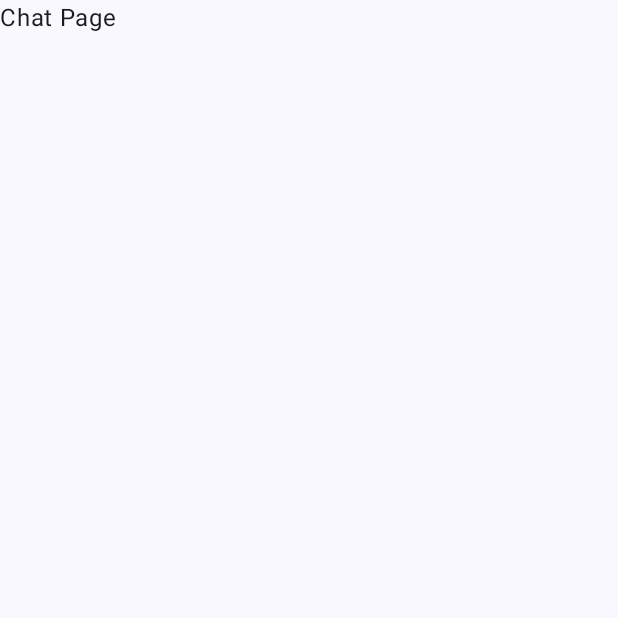
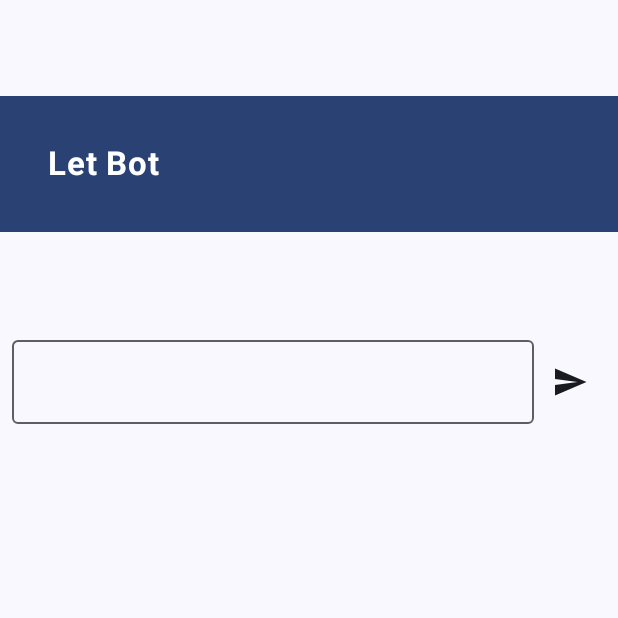
Before and after one commit to 13getid/LetBot-, an Android app built with Jetpack Compose: the screen it shows after launch (MainActivity), on a phone screen of 412 x 824 dp, the top half of it. Before the commit the part shown is almost empty. Run offline under Robolectric (Android 15) with nearby library versions, the phone set to English and light mode, and no system bars.

Commit message:
Initial Commit

```diff
--- a/app/src/main/java/com/example/letbot/ChatPage.kt
+++ b/app/src/main/java/com/example/letbot/ChatPage.kt
@@ -1,10 +1,82 @@
 package com.example.letbot
 
+import android.app.Application
+import android.appwidget.AppWidgetHost
+import android.os.Message
+import androidx.compose.foundation.background
+import androidx.compose.foundation.layout.Box
+import androidx.compose.foundation.layout.Column
+import androidx.compose.foundation.layout.Row
+import androidx.compose.foundation.layout.fillMaxSize
+import androidx.compose.foundation.layout.fillMaxWidth
+import androidx.compose.foundation.layout.height
+import androidx.compose.foundation.layout.padding
+import androidx.compose.foundation.layout.width
+import androidx.compose.material.icons.Icons
+import androidx.compose.material.icons.filled.Send
+import androidx.compose.material3.Icon
+import androidx.compose.material3.IconButton
+import androidx.compose.material3.MaterialTheme
+import androidx.compose.material3.OutlinedTextField
 import androidx.compose.material3.Text
 import androidx.compose.runtime.Composable
+import androidx.compose.runtime.getValue
+import androidx.compose.runtime.mutableStateOf
+import androidx.compose.runtime.remember
+import androidx.compose.runtime.setValue
+import androidx.compose.ui.Alignment
 import androidx.compose.ui.Modifier
+import androidx.compose.ui.graphics.Color
+import androidx.compose.ui.text.font.FontWeight
+import androidx.compose.ui.unit.dp
+import androidx.compose.ui.unit.sp
 
 @Composable
 fun ChatPage(modifier: Modifier = Modifier){
-    Text(text = "Chat Page")
+    Column(
+        modifier = Modifier
+    ) {
+        AppHeader()
+        MessageInput()
+    }
 }
+
+@Composable
+fun MessageInput(){
+    var  message by remember {
+        mutableStateOf("")
+    }
+    Row(
+        modifier = Modifier.padding(8.dp),
+        verticalAlignment = Alignment.CenterVertically
+    ) {
+        OutlinedTextField(
+            modifier = Modifier.weight(1f),
+            value = message, onValueChange ={
+            message = it
+        } )
+        IconButton(onClick = { }) {
+            Icon(
+                imageVector = Icons.Default.Send,
+                contentDescription = "Send")
+        }
+
+    }
+}
+@Composable
+fun AppHeader(){
+    Box(
+        modifier = Modifier
+            .padding(vertical = 64.dp)
+            .fillMaxWidth()
+            .background(MaterialTheme.colorScheme.primary)
+    ){
+        Text(
+            modifier = Modifier.padding(32.dp),
+            text = "Let Bot",
+            color = Color.White,
+            fontSize = 22.sp,
+            fontWeight = FontWeight.Bold
+            )
+    }
+}
```
